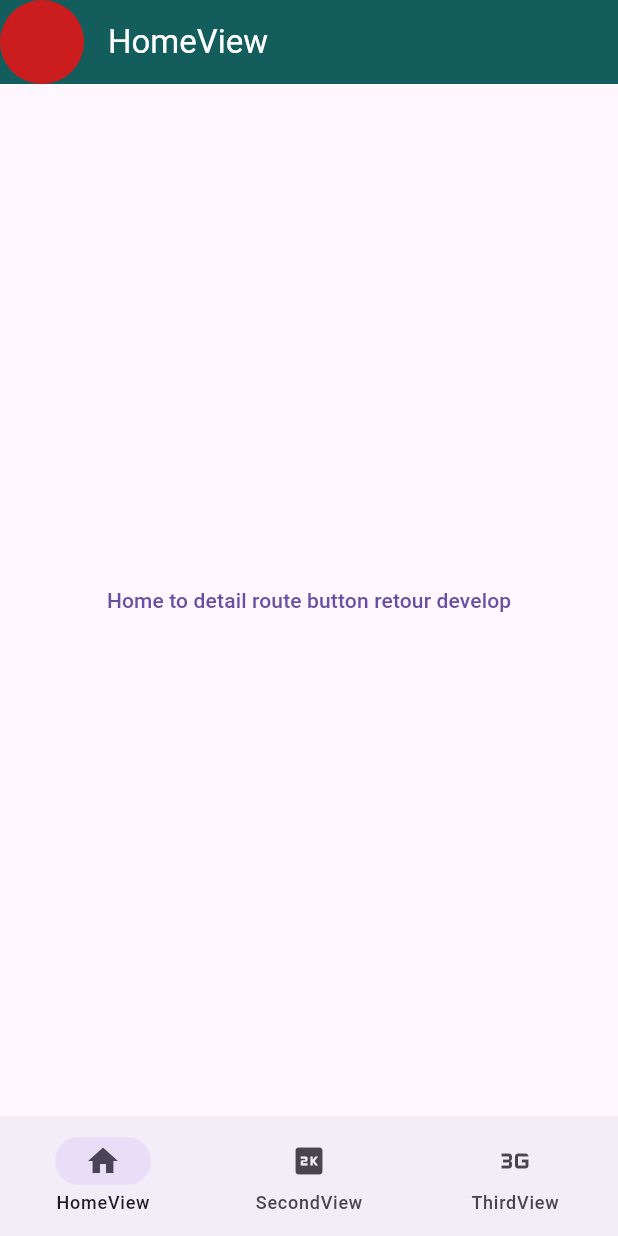
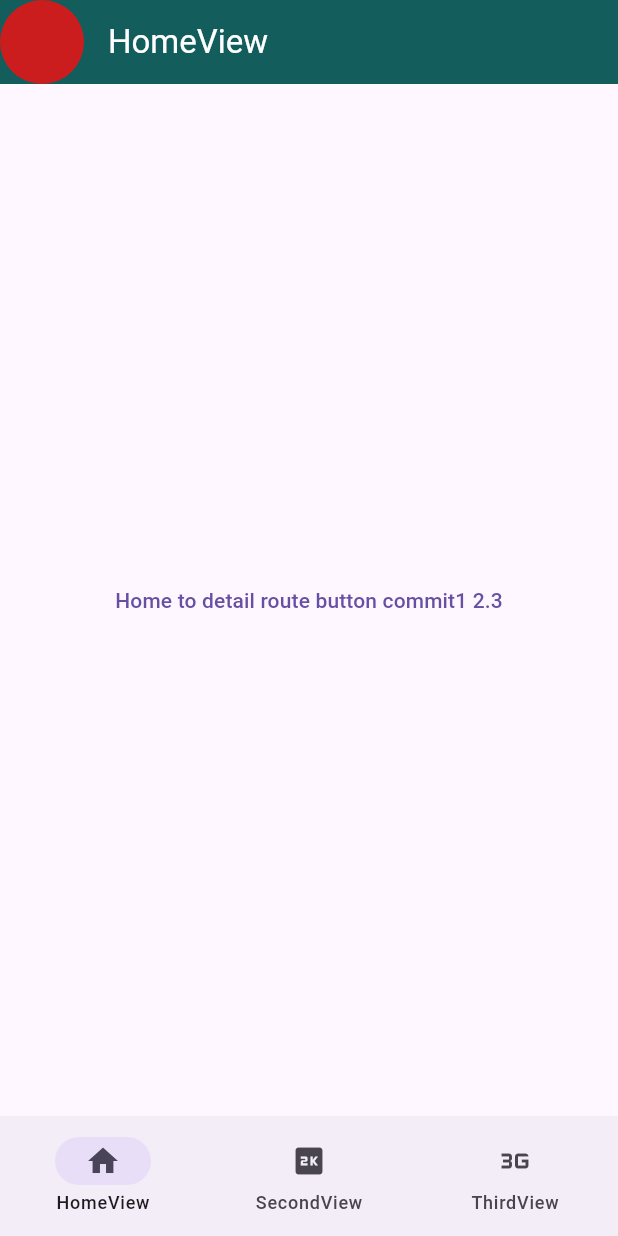
Before and after one commit to Slupshi/poc_navigation, a Flutter app: the screen it shows after launch, on a phone screen of 412 x 824 dp. Run offline on Flutter 3.47's test engine with Material 3 defaults, Android fonts, the phone set to English and light mode, and no system bars; our stand-ins replace go_router.

Commit message:
Push release/2.3 n°1

```diff
--- a/lib/screens/home_view.dart
+++ b/lib/screens/home_view.dart
@@ -12,7 +12,7 @@ class HomeView extends StatelessWidget {
       hasLeadingAvatar: true,
       body: Center(
         child: TextButton(
-          child: const Text("Home to detail route button retour develop"),
+          child: const Text("Home to detail route button commit1 2.3"),
           onPressed: () => const HomeDetailViewRouteData(id: 456).go(context),
         ),
       ),
```
